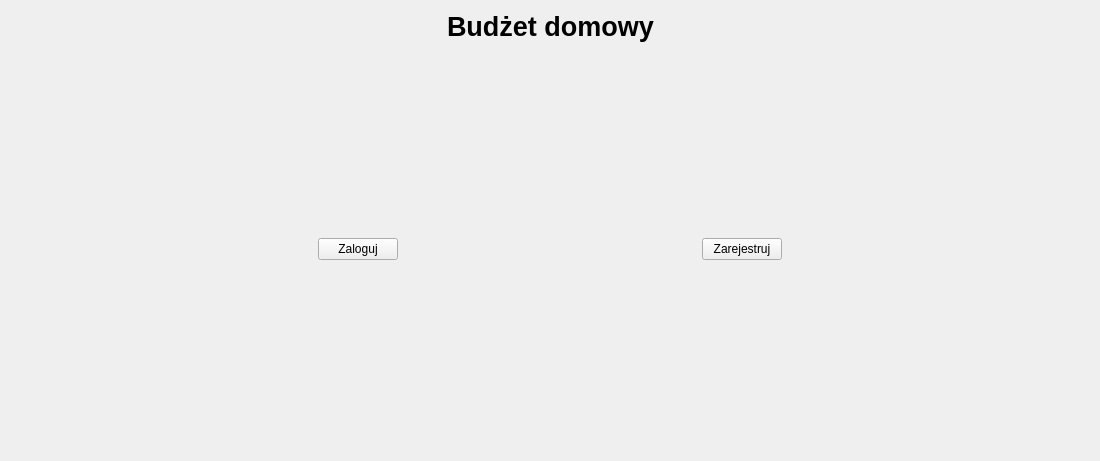
Old version of the form ui/Start_Log_Reg.ui in the repository Dawid-Robak-IG/BUDZET_DOMOWY.
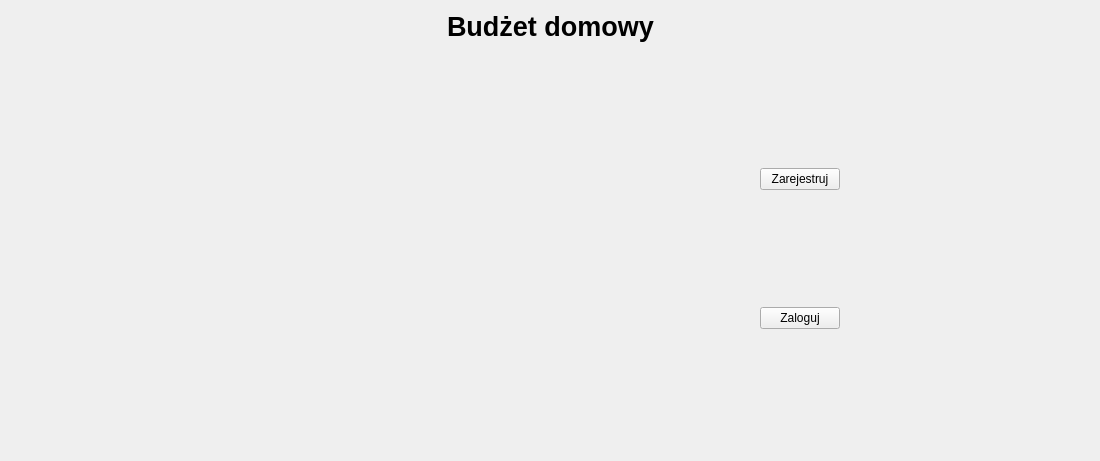
New version of the form. The open tabs and pages were chosen to show the change.

Patch:
```diff
--- a/ui/Start_Log_Reg.ui
+++ b/ui/Start_Log_Reg.ui
@@ -13,6 +13,12 @@
   <property name="windowTitle">
    <string>Form</string>
   </property>
+  <property name="autoFillBackground">
+   <bool>false</bool>
+  </property>
+  <property name="styleSheet">
+   <string notr="true"/>
+  </property>
   <layout class="QVBoxLayout" name="verticalLayout">
    <item>
     <layout class="QHBoxLayout" name="horizontalLayout_2">
@@ -65,27 +71,15 @@
      <widget class="QWidget" name="Start_page">
       <layout class="QHBoxLayout" name="horizontalLayout_4">
        <item>
+        <layout class="QVBoxLayout" name="verticalLayout_4">
+         <property name="leftMargin">
+          <number>600</number>
+         </property>
+         <property name="rightMargin">
+          <number>100</number>
+         </property>
+         <item>
         <layout class="QHBoxLayout" name="horizontalLayout_3">
-         <item>
-          <spacer name="horizontalSpacer_2">
-           <property name="orientation">
-            <enum>Qt::Horizontal</enum>
-           </property>
-           <property name="sizeHint" stdset="0">
-            <size>
-             <width>40</width>
-             <height>20</height>
-            </size>
-           </property>
-          </spacer>
-         </item>
-         <item>
-          <widget class="QPushButton" name="pushButton_Zaloguj">
-           <property name="text">
-            <string>Zaloguj</string>
-           </property>
-          </widget>
-         </item>
          <item>
           <spacer name="horizontalSpacer">
            <property name="orientation">
@@ -107,6 +101,23 @@
           </widget>
          </item>
          <item>
+            <spacer name="horizontalSpacer_2">
+             <property name="orientation">
+              <enum>Qt::Horizontal</enum>
+             </property>
+             <property name="sizeHint" stdset="0">
+              <size>
+               <width>40</width>
+               <height>20</height>
+              </size>
+             </property>
+            </spacer>
+           </item>
+          </layout>
+         </item>
+         <item>
+          <layout class="QHBoxLayout" name="horizontalLayout_10">
+           <item>
           <spacer name="horizontalSpacer_3">
            <property name="orientation">
             <enum>Qt::Horizontal</enum>
@@ -118,6 +129,28 @@
             </size>
            </property>
           </spacer>
+           </item>
+           <item>
+            <widget class="QPushButton" name="pushButton_Zaloguj">
+             <property name="text">
+              <string>Zaloguj</string>
+             </property>
+            </widget>
+           </item>
+           <item>
+            <spacer name="horizontalSpacer_16">
+             <property name="orientation">
+              <enum>Qt::Horizontal</enum>
+             </property>
+             <property name="sizeHint" stdset="0">
+              <size>
+               <width>40</width>
+               <height>20</height>
+              </size>
+             </property>
+            </spacer>
+           </item>
+          </layout>
          </item>
         </layout>
        </item>
```
Left out of the diff: 2 changed lines with no effect on the pictures. Lines whose indentation alone changed are shown as unchanged.
